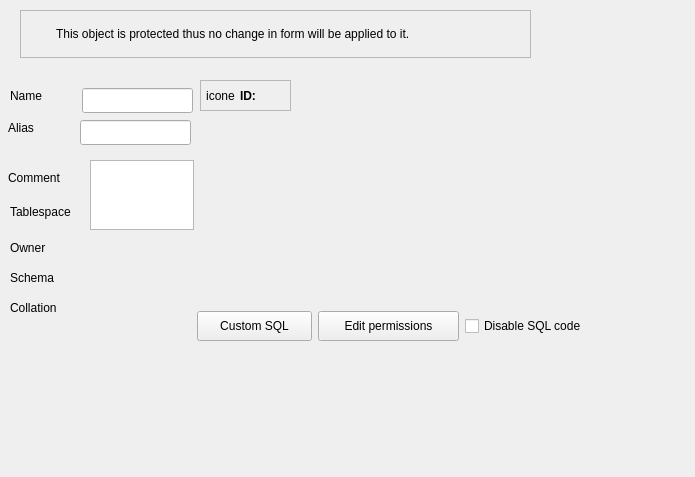
Above: libs/libgui/ui/dbobjects/baseobjectwidget.ui from maniac787/pgmodeler before the change. Below: the same form after it.
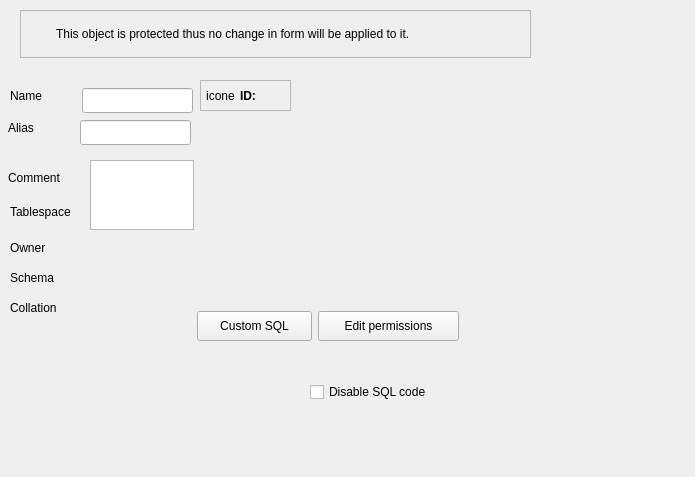
That is the form after the change. Icons and pictures are not drawn.

Commit message: Add extra_wgts_lt layout to BaseObjectWidget for flexible custom widget insertion

The edit to the form file:
```diff
--- a/libs/libgui/ui/dbobjects/baseobjectwidget.ui
+++ b/libs/libgui/ui/dbobjects/baseobjectwidget.ui
@@ -296,8 +296,8 @@
   <widget class="QCheckBox" name="disable_sql_chk">
    <property name="geometry">
     <rect>
-     <x>465</x>
-     <y>314</y>
+     <x>310</x>
+     <y>380</y>
      <width>131</width>
      <height>24</height>
     </rect>
```
The commit also changes 6 other files.
